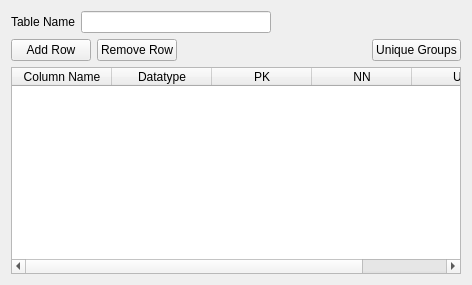
This is CASE_SW/editor/CTableEditor.ui in siman0zet/CASE-SWDEP as Qt 5 draws it before an edit. The edited form follows.
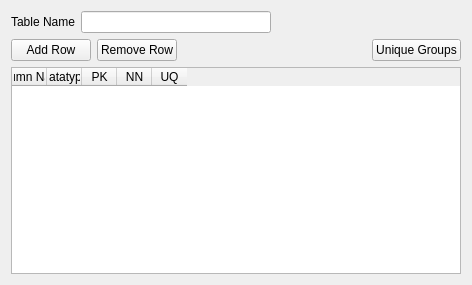
This is the edited form.

```diff
--- a/CASE_SW/editor/CTableEditor.ui
+++ b/CASE_SW/editor/CTableEditor.ui
@@ -87,6 +87,12 @@
      <property name="selectionBehavior">
       <enum>QAbstractItemView::SelectRows</enum>
      </property>
+     <attribute name="horizontalHeaderDefaultSectionSize">
+      <number>35</number>
+     </attribute>
+     <attribute name="horizontalHeaderMinimumSectionSize">
+      <number>35</number>
+     </attribute>
      <attribute name="verticalHeaderVisible">
       <bool>false</bool>
      </attribute>
```
